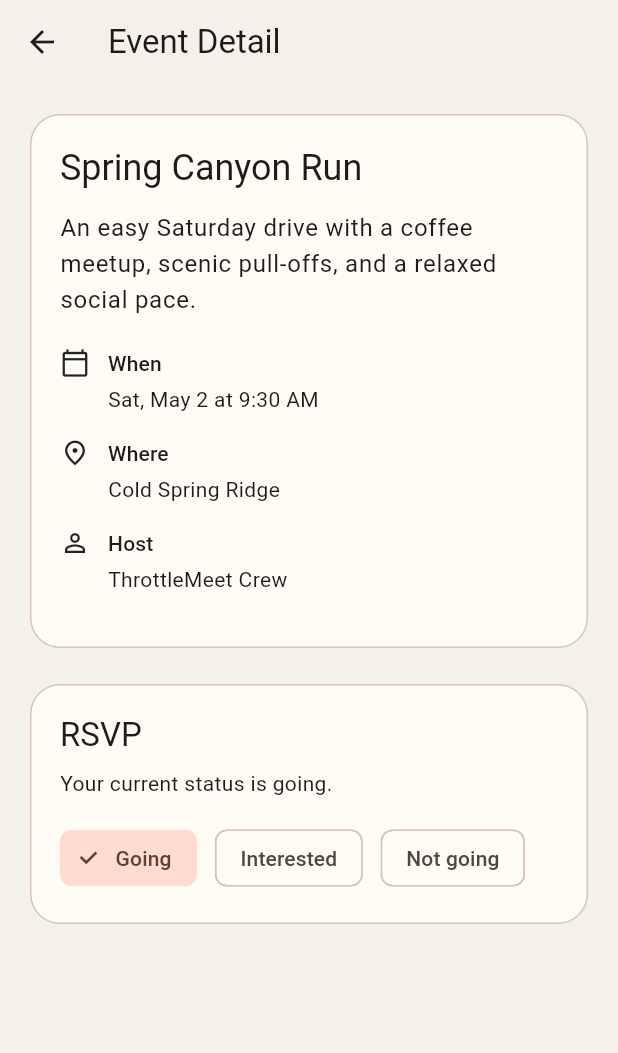
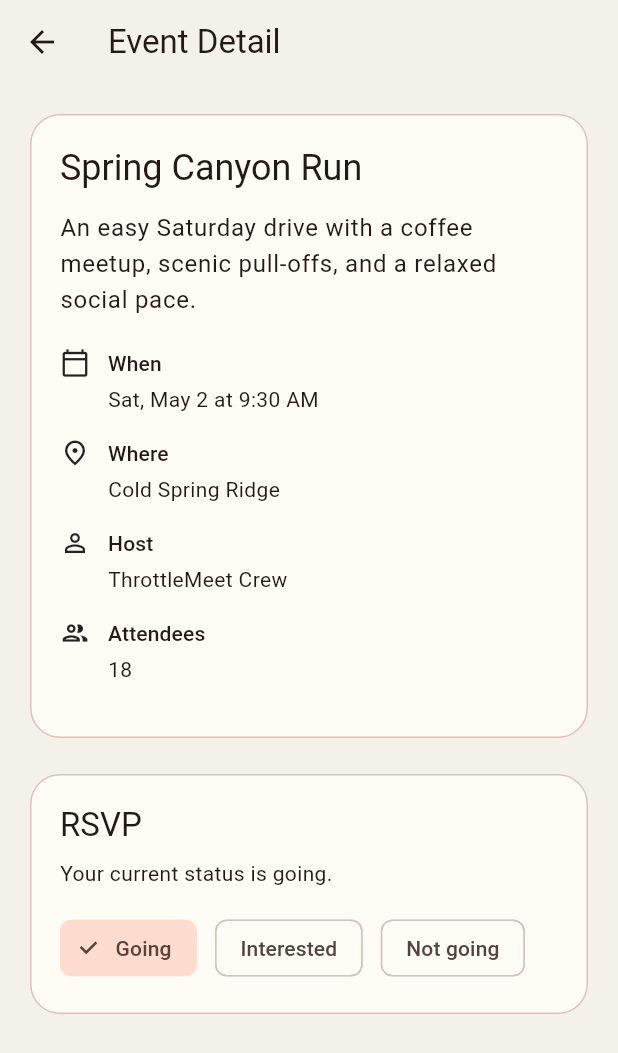
Before and after one commit to ncpierced1371/ThrottleMeet, a Flutter app: the screen it shows after launch, after a tap on "Spring Canyon Run", on a phone screen of 412 x 824 dp. Shown: the top 1053 px of the screen. Run offline on Flutter 3.47's test engine with Material 3 defaults, Android fonts, the light colour scheme and no system bars.

Commit message:
Align event model for backend-ready Phase 1

```diff
--- a/lib/src/features/events/data/repositories/in_memory_events_repository.dart
+++ b/lib/src/features/events/data/repositories/in_memory_events_repository.dart
@@ -25,7 +25,7 @@ class InMemoryEventsRepository implements EventsRepository {
   @override
   Future<List<Event>> getEvents() async {
     final events = [..._events];
-    events.sort((a, b) => a.scheduledAt.compareTo(b.scheduledAt));
+    events.sort((a, b) => a.startTime.compareTo(b.startTime));
     return events;
   }
 
--- a/lib/src/features/events/data/seeds/seed_events.dart
+++ b/lib/src/features/events/data/seeds/seed_events.dart
@@ -9,9 +9,11 @@ class SeedEvents {
         title: 'Spring Canyon Run',
         description:
             'An easy Saturday drive with a coffee meetup, scenic pull-offs, and a relaxed social pace.',
-        location: 'Cold Spring Ridge',
+        locationName: 'Cold Spring Ridge',
         hostName: 'ThrottleMeet Crew',
-        scheduledAt: DateTime(2026, 5, 2, 9, 30),
+        startTime: DateTime(2026, 5, 2, 9, 30),
+        endTime: DateTime(2026, 5, 2, 11, 30),
+        attendeeCount: 18,
         rsvpStatus: RsvpStatus.going,
       ),
       Event(
@@ -19,9 +21,11 @@ class SeedEvents {
         title: 'Sunset Downtown Meet',
         description:
             'Golden-hour meetup for builds, photos, and a short city cruise after everyone rolls in.',
-        location: 'Foundry Square',
+        locationName: 'Foundry Square',
         hostName: 'Maya R.',
-        scheduledAt: DateTime(2026, 5, 7, 18, 0),
+        startTime: DateTime(2026, 5, 7, 18, 0),
+        endTime: DateTime(2026, 5, 7, 20, 0),
+        attendeeCount: 26,
         rsvpStatus: RsvpStatus.interested,
       ),
       Event(
@@ -29,9 +33,11 @@ class SeedEvents {
         title: 'Early Bird Cars & Coffee',
         description:
             'Simple morning meetup focused on showing up, meeting people, and getting out before traffic.',
-        location: 'Northline Market',
+        locationName: 'Northline Market',
         hostName: 'Jordan K.',
-        scheduledAt: DateTime(2026, 5, 16, 8, 0),
+        startTime: DateTime(2026, 5, 16, 8, 0),
+        endTime: DateTime(2026, 5, 16, 10, 0),
+        attendeeCount: 12,
         rsvpStatus: RsvpStatus.notGoing,
       ),
     ];
--- a/lib/src/features/events/domain/entities/event.dart
+++ b/lib/src/features/events/domain/entities/event.dart
@@ -5,36 +5,44 @@ class Event {
     required this.id,
     required this.title,
     required this.description,
-    required this.location,
+    required this.locationName,
     required this.hostName,
-    required this.scheduledAt,
+    required this.startTime,
+    required this.endTime,
+    required this.attendeeCount,
     required this.rsvpStatus,
   });
 
   final String id;
   final String title;
   final String description;
-  final String location;
+  final String locationName;
   final String hostName;
-  final DateTime scheduledAt;
+  final DateTime startTime;
+  final DateTime endTime;
+  final int attendeeCount;
   final RsvpStatus rsvpStatus;
 
   Event copyWith({
     String? id,
     String? title,
     String? description,
-    String? location,
+    String? locationName,
     String? hostName,
-    DateTime? scheduledAt,
+    DateTime? startTime,
+    DateTime? endTime,
+    int? attendeeCount,
     RsvpStatus? rsvpStatus,
   }) {
     return Event(
       id: id ?? this.id,
       title: title ?? this.title,
       description: description ?? this.description,
-      location: location ?? this.location,
+      locationName: locationName ?? this.locationName,
       hostName: hostName ?? this.hostName,
-      scheduledAt: scheduledAt ?? this.scheduledAt,
+      startTime: startTime ?? this.startTime,
+      endTime: endTime ?? this.endTime,
+      attendeeCount: attendeeCount ?? this.attendeeCount,
       rsvpStatus: rsvpStatus ?? this.rsvpStatus,
     );
   }
--- a/lib/src/features/events/presentation/screens/create_event_screen.dart
+++ b/lib/src/features/events/presentation/screens/create_event_screen.dart
@@ -182,20 +182,23 @@ class _CreateEventScreenState extends State<CreateEventScreen> {
     });
 
     final messenger = ScaffoldMessenger.of(context);
-    final scheduledAt = DateTime(
+    final startTime = DateTime(
       _selectedDate!.year,
       _selectedDate!.month,
       _selectedDate!.day,
       _selectedTime!.hour,
       _selectedTime!.minute,
     );
+    final endTime = startTime.add(const Duration(hours: 2));
     final event = Event(
-      id: _buildId(_titleController.text.trim(), scheduledAt),
+      id: _buildId(_titleController.text.trim(), startTime),
       title: _titleController.text.trim(),
       description: _descriptionController.text.trim(),
-      location: _locationController.text.trim(),
+      locationName: _locationController.text.trim(),
       hostName: _hostController.text.trim(),
-      scheduledAt: scheduledAt,
+      startTime: startTime,
+      endTime: endTime,
+      attendeeCount: 0,
       rsvpStatus: RsvpStatus.going,
     );
 
@@ -217,12 +220,12 @@ class _CreateEventScreenState extends State<CreateEventScreen> {
     return null;
   }
 
-  String _buildId(String title, DateTime scheduledAt) {
+  String _buildId(String title, DateTime startTime) {
     final slug = title
         .toLowerCase()
         .replaceAll(RegExp(r'[^a-z0-9]+'), '-')
         .replaceAll(RegExp(r'^-|-$'), '');
 
-    return '$slug-${scheduledAt.millisecondsSinceEpoch}';
+    return '$slug-${startTime.millisecondsSinceEpoch}';
   }
 }
--- a/lib/src/features/events/presentation/screens/event_detail_screen.dart
+++ b/lib/src/features/events/presentation/screens/event_detail_screen.dart
@@ -66,18 +66,23 @@ class _EventDetailBody extends StatelessWidget {
                   label: 'When',
                   value: DateTimeFormatter.shortDateTime(
                     context,
-                    event.scheduledAt,
+                    event.startTime,
                   ),
                 ),
                 _DetailRow(
                   icon: Icons.place_outlined,
                   label: 'Where',
-                  value: event.location,
+                  value: event.locationName,
                 ),
                 _DetailRow(
                   icon: Icons.person_outline,
                   label: 'Host',
                   value: event.hostName,
+                ),
+                _DetailRow(
+                  icon: Icons.group_outlined,
+                  label: 'Attendees',
+                  value: '${event.attendeeCount}',
                 ),
               ],
             ),
--- a/lib/src/features/events/presentation/widgets/event_card.dart
+++ b/lib/src/features/events/presentation/widgets/event_card.dart
@@ -34,7 +34,7 @@ class EventCard extends StatelessWidget {
                         Text(
                           DateTimeFormatter.shortDateTime(
                             context,
-                            event.scheduledAt,
+                            event.startTime,
                           ),
                           style: theme.textTheme.bodyMedium,
                         ),
@@ -55,7 +55,10 @@ class EventCard extends StatelessWidget {
                 spacing: 12,
                 runSpacing: 8,
                 children: [
-                  _MetaPill(icon: Icons.place_outlined, label: event.location),
+                  _MetaPill(
+                    icon: Icons.place_outlined,
+                    label: event.locationName,
+                  ),
                   _MetaPill(icon: Icons.person_outline, label: event.hostName),
                 ],
               ),
```
